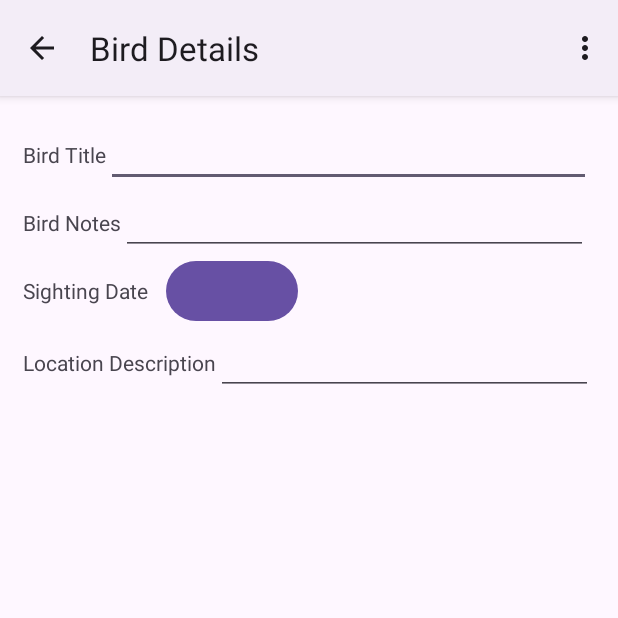
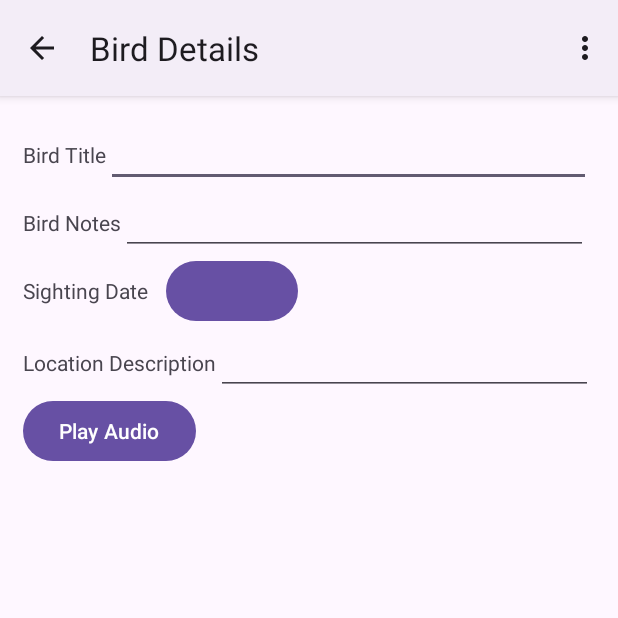
Before and after one commit to Huntera948/birdBrain, an Android app: the BirdDetails screen opened directly, with no data from a screen before it, on a phone screen of 412 x 824 dp, the top half of it. Run offline under Robolectric (Android 15) with nearby library versions, the light colour scheme and no system bars; our stand-ins replace Room's generated code.

Commit message:
audio playback appears to be working.

```diff
--- a/app/src/main/res/layout/activity_bird_details.xml
+++ b/app/src/main/res/layout/activity_bird_details.xml
@@ -90,6 +90,24 @@
                 android:layout_width="match_parent"
                 android:layout_height="wrap_content">
 
+                <Button
+                    android:id="@+id/button_play"
+                    android:layout_width="wrap_content"
+                    android:layout_height="wrap_content"
+                    android:text="Play Audio" />
+
+                <Button
+                    android:id="@+id/button_stop"
+                    android:layout_width="wrap_content"
+                    android:layout_height="wrap_content"
+                    android:text="Stop Audio"
+                    android:visibility="gone" />
+            </LinearLayout>
+
+            <LinearLayout
+                android:layout_width="match_parent"
+                android:layout_height="wrap_content">
+
                 <ImageView
                     android:id="@+id/imageViewBird"
                     android:layout_width="match_parent"
```
Also changed, not shown: app/src/main/java/com/example/birdbrain/Activities/BirdDetails.java (+50 -0 lines).
